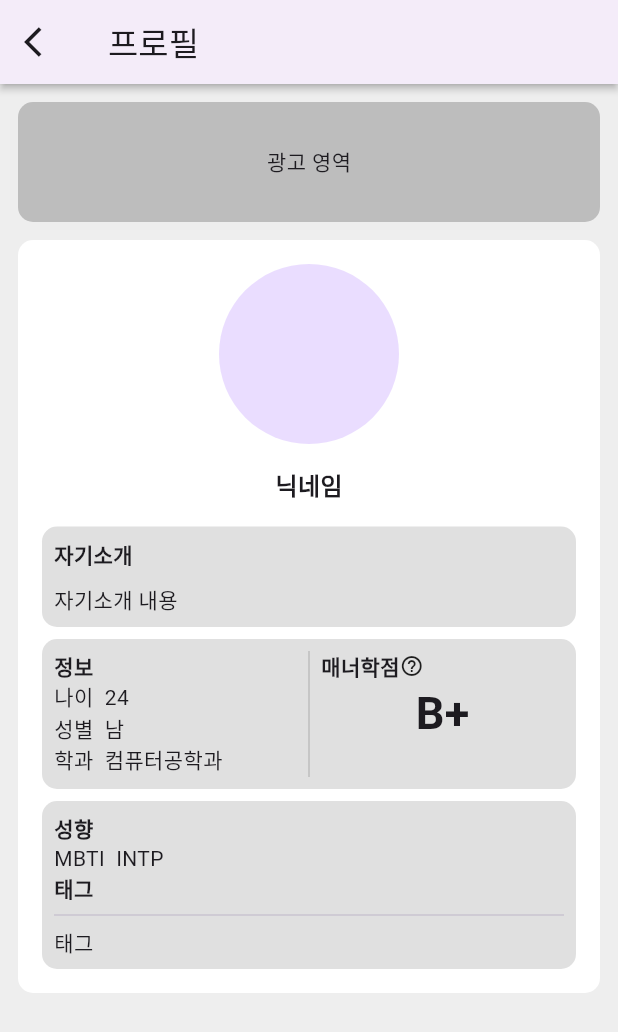
After one commit to Jokkilook/CampusMate, a Flutter app: the ProfilScreen screen opened directly, on a phone screen of 412 x 824 dp. The commit adds this screen. Shown: the top 1032 px of the screen. Run offline on Flutter 3.47's test engine with Material 3 defaults, Android fonts, the phone set to English and light mode, and no system bars; our stand-ins replace dropdown_search.

Commit message:
프로필, 일반 게시판 추가 / 파일 이름 변경

```diff
--- /dev/null
+++ b/lib/screens/profil_screen.dart
@@ -0,0 +1,194 @@
+import 'package:flutter/cupertino.dart';
+import 'package:flutter/material.dart';
+
+class ProfilScreen extends StatelessWidget {
+  const ProfilScreen({
+    super.key,
+  });
+
+  @override
+  Widget build(BuildContext context) {
+    return Scaffold(
+      backgroundColor: Colors.grey[200],
+      appBar: AppBar(
+        elevation: 2,
+        shadowColor: Colors.black,
+        leading: const Icon(Icons.arrow_back_ios),
+        title: const Text('프로필'),
+      ),
+      body: SingleChildScrollView(
+        child: Padding(
+          padding: const EdgeInsets.all(12),
+          child: Column(
+            children: [
+              // 광고 영역
+              Container(
+                width: double.infinity,
+                height: 80,
+                decoration: BoxDecoration(
+                  color: Colors.grey[400],
+                  borderRadius: BorderRadius.circular(10),
+                ),
+                alignment: Alignment.center,
+                child: const Text(
+                  '광고 영역',
+                ),
+              ),
+              const SizedBox(height: 12),
+              // 프로필 카드
+              Container(
+                padding: const EdgeInsets.all(16),
+                width: double.infinity,
+                decoration: BoxDecoration(
+                  color: Colors.white,
+                  borderRadius: BorderRadius.circular(10),
+                ),
+                child: Column(
+                  children: [
+                    const CircleAvatar(
+                      radius: 60,
+                    ),
+                    const SizedBox(
+                      height: 16,
+                    ),
+                    const Text(
+                      '닉네임',
+                      style: TextStyle(
+                        fontSize: 16,
+                        fontWeight: FontWeight.bold,
+                      ),
+                    ),
+                    const SizedBox(
+                      height: 16,
+                    ),
+                    // 자기소개
+                    Container(
+                      width: double.infinity,
+                      padding: const EdgeInsets.all(8),
+                      decoration: BoxDecoration(
+                        color: Colors.grey[300],
+                        borderRadius: BorderRadius.circular(10),
+                      ),
+                      child: const Column(
+                        crossAxisAlignment: CrossAxisAlignment.start,
+                        children: [
+                          Text(
+                            '자기소개',
+                            style: TextStyle(fontWeight: FontWeight.bold),
+                          ),
+                          SizedBox(
+                            height: 10,
+                          ),
+                          Text(
+                            '자기소개 내용',
+                          ),
+                        ],
+                      ),
+                    ),
+                    // 정보, 매너학점
+                    Container(
+                      margin: const EdgeInsets.only(top: 8),
+                      padding: const EdgeInsets.all(8),
+                      height: 100,
+                      decoration: BoxDecoration(
+                        color: Colors.grey[300],
+                        borderRadius: BorderRadius.circular(10),
+                      ),
+                      child: Row(
+                        mainAxisAlignment: MainAxisAlignment.center,
+                        children: [
+                          const Expanded(
+                            child: Column(
+                              mainAxisAlignment: MainAxisAlignment.start,
+                              crossAxisAlignment: CrossAxisAlignment.start,
+                              children: [
+                                Text(
+                                  '정보',
+                                  style: TextStyle(
+                                    fontWeight: FontWeight.bold,
+                                  ),
+                                ),
+                                Text('나이  24'),
+                                Text('성별  남'),
+                                Text('학과  컴퓨터공학과'),
+                              ],
+                            ),
+                          ),
+                          VerticalDivider(
+                            color: Colors.grey[400],
+                            thickness: 1.0,
+                          ),
+                          const Expanded(
+                            child: Column(
+                              mainAxisAlignment: MainAxisAlignment.start,
+                              crossAxisAlignment: CrossAxisAlignment.center,
+                              children: [
+                                Row(
+                                  mainAxisAlignment: MainAxisAlignment.start,
+                                  children: [
+                                    Text(
+                                      '매너학점',
+                                      style: TextStyle(
+                                          fontWeight: FontWeight.bold),
+                                    ),
+                                    Icon(
+                                      Icons.help_outline,
+                                      size: 16,
+                                    ),
+                                  ],
+                                ),
+                                Text(
+                                  'B+',
+                                  style: TextStyle(
+                                    fontSize: 30,
+                                    fontWeight: FontWeight.bold,
+                                  ),
+                                ),
+                              ],
+                            ),
+                          ),
+                        ],
+                      ),
+                    ),
+                    //성향, 태그
+                    Container(
+                      width: double.infinity,
+                      margin: const EdgeInsets.only(top: 8),
+                      padding: const EdgeInsets.all(8),
+                      decoration: BoxDecoration(
+                        color: Colors.grey[300],
+                        borderRadius: BorderRadius.circular(10),
+                      ),
+                      child: const Expanded(
+                        child: Column(
+                          crossAxisAlignment: CrossAxisAlignment.start,
+                          children: [
+                            Text(
+                              '성향',
+                              style: TextStyle(
+                                fontWeight: FontWeight.bold,
+                              ),
+                            ),
+                            Text('MBTI  INTP'),
+                            Text(
+                              '태그',
+                              style: TextStyle(
+                                fontWeight: FontWeight.bold,
+                              ),
+                            ),
+                            Divider(),
+                            Text('태그'),
+                          ],
+                        ),
+                      ),
+                    )
+                  ],
+                ),
+              ),
+            ],
+          ),
+        ),
+      ),
+    );
+  }
+}
--- a/lib/screens/registb.dart
+++ b/lib/screens/regist_screen_b.dart
@@ -1,4 +1,3 @@
-import 'package:flutter/cupertino.dart';
 import 'package:flutter/material.dart';
 
 class RegistScreenB extends StatefulWidget {
```
Also changed, not shown: lib/screens/general_board.dart (added, +53 -0 lines), lib/widgets/thread_item.dart (added, +108 -0 lines), lib/screens/login_screen.dart (renamed from lib/screens/login.dart), lib/screens/regist_screen_a.dart (renamed from lib/screens/regista.dart), lib/screens/regist_screen_c.dart (renamed from lib/screens/registc.dart).
